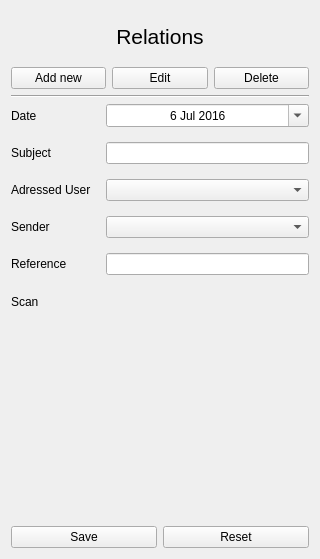
Above: MyQtness/ui/relation_form.ui from MazeFX/pat before the change. Below: the same form after it.
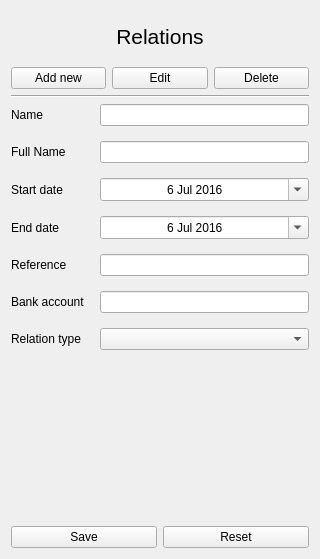
That is the form after the change. Custom widgets are drawn as their Qt base class.

Commit message: Multiple tabs for tables created and working.

```diff
--- a/MyQtness/ui/relation_form.ui
+++ b/MyQtness/ui/relation_form.ui
@@ -1,7 +1,7 @@
 <?xml version="1.0" encoding="UTF-8"?>
 <ui version="4.0">
- <class>LetterForm</class>
- <widget class="QWidget" name="LetterForm">
+ <class>RelationForm</class>
+ <widget class="QWidget" name="RelationForm">
   <property name="geometry">
    <rect>
     <x>0</x>
@@ -24,7 +24,7 @@
   </property>
   <layout class="QVBoxLayout" name="verticalLayout">
    <item>
-    <widget class="QLabel" name="TitleLabel">
+    <widget class="QLabel" name="titleLabel">
      <property name="maximumSize">
       <size>
        <width>16777215</width>
@@ -88,69 +88,118 @@
       <number>0</number>
      </property>
      <item row="0" column="0">
-      <widget class="QLabel" name="dateLabel">
+      <widget class="QLabel" name="nameLabel">
        <property name="text">
-        <string>Date</string>
+        <string>Name</string>
        </property>
       </widget>
      </item>
      <item row="0" column="1">
-      <widget class="QDateEdit" name="dateDateEdit">
-       <property name="enabled">
-        <bool>true</bool>
+      <widget class="QLineEdit" name="nameLineEdit">
+       <property name="toolTip">
+        <string/>
        </property>
-       <property name="wrapping">
-        <bool>false</bool>
+       <property name="statusTip">
+        <string/>
        </property>
-       <property name="frame">
-        <bool>true</bool>
-       </property>
-       <property name="alignment">
-        <set>Qt::AlignCenter</set>
-       </property>
-       <property name="dateTime">
-        <datetime>
-         <hour>0</hour>
-         <minute>0</minute>
-         <second>0</second>
-         <year>2016</year>
-         <month>7</month>
-         <day>6</day>
-        </datetime>
-       </property>
-       <property name="calendarPopup">
-        <bool>true</bool>
-       </property>
-       <property name="date">
-        <date>
-         <year>2016</year>
-         <month>7</month>
-         <day>6</day>
-        </date>
+       <property name="accessibleDescription">
+        <string/>
        </property>
       </widget>
      </item>
      <item row="1" column="0">
-      <widget class="QLabel" name="subjectLabel">
+      <widget class="QLabel" name="fullNameLabel">
        <property name="text">
-        <string>Subject</string>
+        <string>Full Name</string>
        </property>
       </widget>
      </item>
      <item row="1" column="1">
-      <widget class="QLineEdit" name="subjectLineEdit"/>
+      <widget class="QLineEdit" name="fullNameLineEdit"/>
      </item>
      <item row="2" column="0">
-      <widget class="QLabel" name="UserLabel">
+      <widget class="QLabel" name="startDateLabel">
        <property name="text">
-        <string>Adressed User</string>
+        <string>Start date</string>
+       </property>
+      </widget>
+     </item>
+     <item row="2" column="1">
+      <widget class="QDateEdit" name="startDateEdit">
+       <property name="enabled">
+        <bool>true</bool>
+       </property>
+       <property name="wrapping">
+        <bool>false</bool>
+       </property>
+       <property name="frame">
+        <bool>true</bool>
+       </property>
+       <property name="alignment">
+        <set>Qt::AlignCenter</set>
+       </property>
+       <property name="dateTime">
+        <datetime>
+         <hour>0</hour>
+         <minute>0</minute>
+         <second>0</second>
+         <year>2016</year>
+         <month>7</month>
+         <day>6</day>
+        </datetime>
+       </property>
+       <property name="calendarPopup">
+        <bool>true</bool>
+       </property>
+       <property name="date">
+        <date>
+         <year>2016</year>
+         <month>7</month>
+         <day>6</day>
+        </date>
        </property>
       </widget>
      </item>
      <item row="3" column="0">
-      <widget class="QLabel" name="senderLabel">
+      <widget class="QLabel" name="endDateLabel">
        <property name="text">
-        <string>Sender</string>
+        <string>End date</string>
+       </property>
+      </widget>
+     </item>
+     <item row="3" column="1">
+      <widget class="QDateEdit" name="endDateEdit">
+       <property name="enabled">
+        <bool>true</bool>
+       </property>
+       <property name="wrapping">
+        <bool>false</bool>
+       </property>
+       <property name="frame">
+        <bool>true</bool>
+       </property>
+       <property name="alignment">
+        <set>Qt::AlignCenter</set>
+       </property>
+       <property name="dateTime">
+        <datetime>
+         <hour>0</hour>
+         <minute>0</minute>
+         <second>0</second>
+         <year>2016</year>
+         <month>7</month>
+         <day>6</day>
+        </datetime>
+       </property>
+       <property name="calendarPopup">
+        <bool>true</bool>
+       </property>
+       <property name="date">
+        <date>
+         <year>2016</year>
+         <month>7</month>
+         <day>6</day>
+        </date>
        </property>
       </widget>
      </item>
@@ -162,49 +211,27 @@
       </widget>
      </item>
      <item row="4" column="1">
-      <widget class="QLineEdit" name="referenceLineEdit">
-       <property name="toolTip">
-        <string/>
-       </property>
-       <property name="statusTip">
-        <string/>
-       </property>
-       <property name="accessibleDescription">
-        <string/>
-       </property>
-      </widget>
+      <widget class="QLineEdit" name="referenceLineEdit"/>
      </item>
      <item row="5" column="0">
-      <widget class="QLabel" name="scanLabel">
+      <widget class="QLabel" name="bankAccountLabel">
        <property name="text">
-        <string>Scan</string>
+        <string>Bank account</string>
        </property>
       </widget>
      </item>
      <item row="5" column="1">
-      <widget class="MyDragDropBox" name="scanFileDrop" native="true">
-       <property name="minimumSize">
-        <size>
-         <width>0</width>
-         <height>100</height>
-        </size>
-       </property>
-       <property name="acceptDrops">
-        <bool>true</bool>
-       </property>
-       <property name="autoFillBackground">
-        <bool>false</bool>
-       </property>
-       <property name="styleSheet">
-        <string notr="true"/>
+      <widget class="QLineEdit" name="bankAccountLineEdit"/>
+     </item>
+     <item row="6" column="0">
+      <widget class="QLabel" name="typeLabel">
+       <property name="text">
+        <string>Relation type</string>
        </property>
       </widget>
      </item>
-     <item row="2" column="1">
-      <widget class="MyComboBox" name="userComboBox"/>
-     </item>
-     <item row="3" column="1">
-      <widget class="MyComboBox" name="senderComboBox"/>
+     <item row="6" column="1">
+      <widget class="QComboBox" name="typeComboBox"/>
      </item>
     </layout>
    </item>
@@ -247,19 +274,6 @@
    </item>
   </layout>
  </widget>
- <customwidgets>
-  <customwidget>
-   <class>MyComboBox</class>
-   <extends>QComboBox</extends>
-   <header>MyQtness.myWidgets.h</header>
-  </customwidget>
-  <customwidget>
-   <class>MyDragDropBox</class>
-   <extends>QWidget</extends>
-   <header>MyQtness.myWidgets.h</header>
-   <container>1</container>
-  </customwidget>
- </customwidgets>
  <resources/>
  <connections/>
 </ui>
```
The commit also changes 7 other files.
